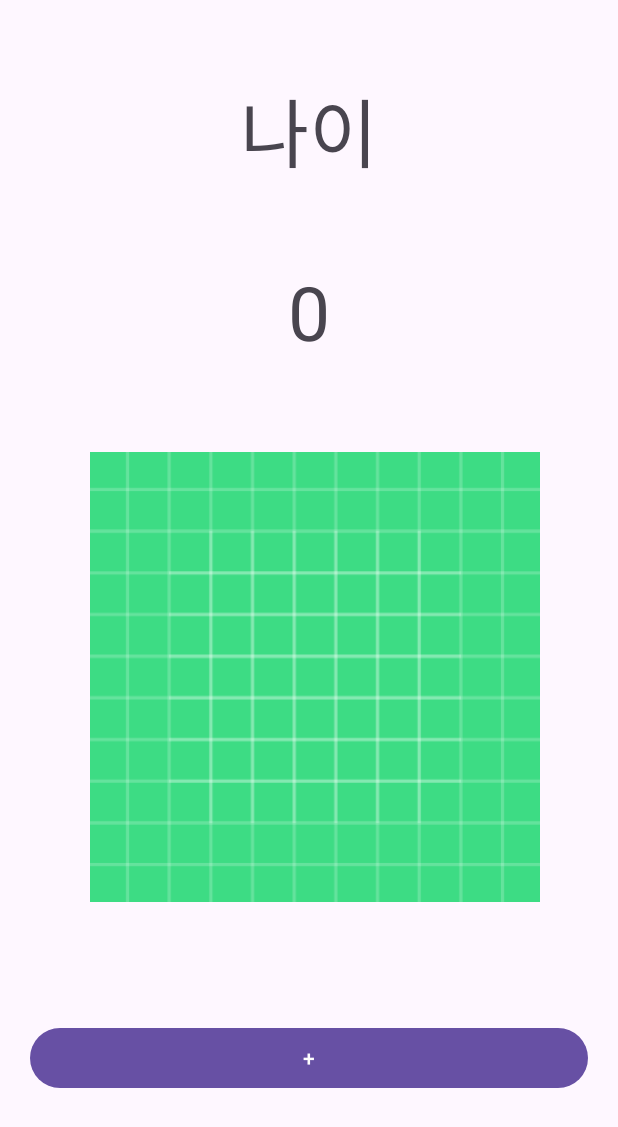
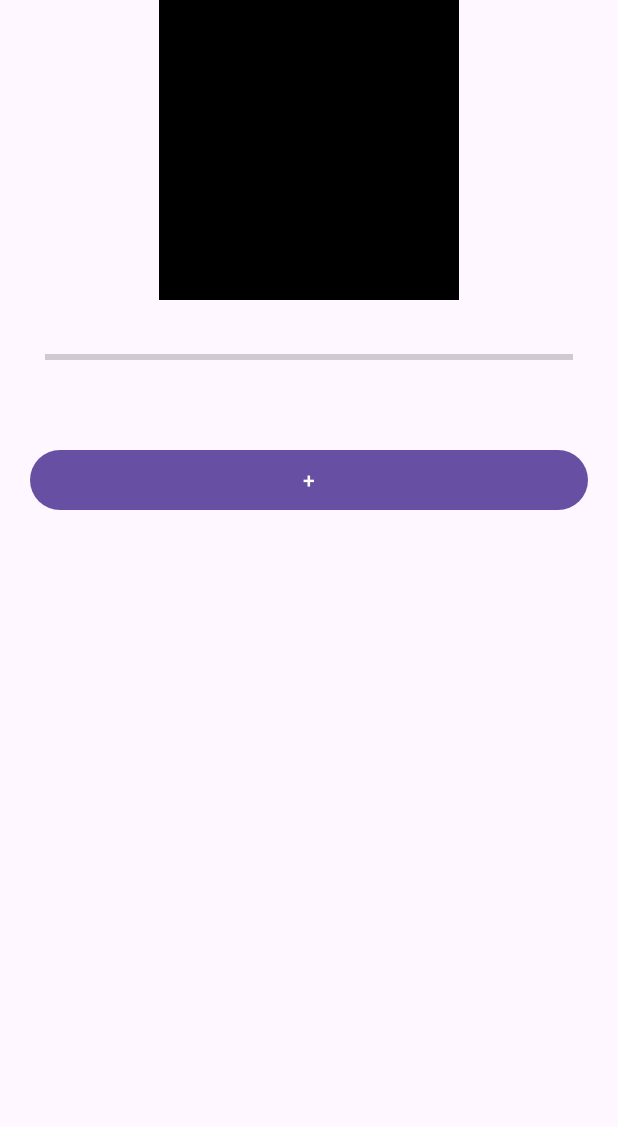
Before and after one commit to kyungsik-kim92/JetpackPractice, an Android app: the screen it shows after launch (MainActivity), on a phone screen of 412 x 824 dp. Shown: the top 1127 px of the screen. Run offline under Robolectric (Android 15) with nearby library versions, the phone set to English and light mode, and no system bars; our stand-ins replace data binding.

Commit message:
데이터바인딩 + 바인딩어댑터 프로그래스바.

```diff
--- a/databindingpractice/build.gradle.kts
+++ b/databindingpractice/build.gradle.kts
@@ -49,4 +49,9 @@ dependencies {
     testImplementation("junit:junit:4.13.2")
     androidTestImplementation("androidx.test.ext:junit:1.1.5")
     androidTestImplementation("androidx.test.espresso:espresso-core:3.5.1")
+
+
+    implementation("androidx.lifecycle:lifecycle-livedata:2.6.2")
+
+
 }
--- a/databindingpractice/src/main/java/com/example/databindingpractice/BindingAdapter.kt
+++ b/databindingpractice/src/main/java/com/example/databindingpractice/BindingAdapter.kt
@@ -1,26 +1,19 @@
 package com.example.databindingpractice
 
+import android.graphics.Color
 import android.widget.ImageView
 import android.widget.TextView
 import androidx.databinding.BindingAdapter
 
 
-@BindingAdapter("myAge")
-fun myAgeSetting(view : TextView, age : Int) {
+@BindingAdapter("myProgress")
+fun myProgressSetting(view : ImageView, myPointType: MyPointType) {
 
-    if(age > 20) {
-        view.text= age.toString() + "보다 많음"
-    } else {
-        view.text= age.toString()
+    when(myPointType) {
+        MyPointType.BIG -> {view.setColorFilter(Color.parseColor("#ff4040"))}
+        MyPointType.MIDDLE -> {view.setColorFilter(Color.parseColor("#fa8072"))}
+        MyPointType.SMALL -> {view.setColorFilter(Color.parseColor("#ffb6c1"))}
+        MyPointType.VERY_SMALL -> {view.setColorFilter(Color.parseColor("#000000"))}
     }
 
 }
-
-@BindingAdapter("myImg")
-fun myImageSetting(view : ImageView, age : Int) {
-
-    if(age > 20) {
-        view.setImageResource(R.drawable.ic_launcher_foreground)
-    }
-
-}
--- a/databindingpractice/src/main/java/com/example/databindingpractice/MainViewModel.kt
+++ b/databindingpractice/src/main/java/com/example/databindingpractice/MainViewModel.kt
@@ -1,16 +1,41 @@
 package com.example.databindingpractice
 
+import androidx.lifecycle.LiveData
 import androidx.lifecycle.MutableLiveData
 import androidx.lifecycle.ViewModel
+import androidx.lifecycle.map
+
 
 class MainViewModel : ViewModel() {
 
 
-    var mutableAge = MutableLiveData(0)
+    private val _point = MutableLiveData(0)
 
-    fun plus() {
+    val point : LiveData<Int> = _point
 
-        mutableAge.value= mutableAge.value?.plus(1)
+
+    val myPointType : LiveData<MyPointType> = _point.map{
+
+        when {
+            it> 80 -> {MyPointType.BIG}
+            it> 50 -> {MyPointType.MIDDLE}
+            it> 30 -> {MyPointType.SMALL}
+            else -> {MyPointType.VERY_SMALL}
+        }
 
     }
+
+    fun pointPlus(){
+        _point.value= _point.value?.plus(10)
+    }
+
 }
+
+// 4가지 -> BIG / MIDDLE / SMALL / VERY_SMALL
+// 몇가지 타입으로 고정해서 사용하고 싶을 때
+enum class MyPointType {
+    BIG,
+    MIDDLE,
+    SMALL,
+    VERY_SMALL
+}
--- a/databindingpractice/src/main/res/layout/activity_main.xml
+++ b/databindingpractice/src/main/res/layout/activity_main.xml
@@ -17,48 +17,28 @@
         <LinearLayout
             android:layout_width="match_parent"
             android:layout_height="match_parent"
+            tools:context=".MainActivity"
             android:orientation="vertical">
 
+            <ImageView
+                android:layout_width="200dp"
+                android:layout_height="200dp"
+                myProgress="@{vm.myPointType}"
+                android:src="@drawable/ic_launcher_background"
+                android:layout_gravity="center"/>
 
-            <TextView
-                android:text="나이"
-                android:gravity="center"
+            <ProgressBar
                 android:layout_width="match_parent"
                 android:layout_height="wrap_content"
-                android:layout_marginTop="50dp"
-                android:textSize="50sp"/>
-
-            <!--            <TextView-->
-            <!--                android:id="@+id/ageArea"-->
-            <!--                android:text="@{Integer.toString(vm.mutableAge)}"-->
-            <!--                android:layout_width="match_parent"-->
-            <!--                android:layout_height="wrap_content"-->
-            <!--                android:textSize="50sp"-->
-            <!--                android:gravity="center"-->
-            <!--                android:layout_marginTop="50dp"/>-->
-
-            <TextView
-                android:id="@+id/ageArea"
-                myAge="@{vm.mutableAge}"
-                android:layout_width="match_parent"
-                android:layout_height="wrap_content"
-                android:textSize="50sp"
-                android:gravity="center"
-                android:layout_marginTop="50dp"/>
-
-            <ImageView
-                android:id="@+id/imgArea"
-                android:layout_width="300dp"
-                android:layout_height="300dp"
-                android:layout_margin="60dp"
-                myImg="@{vm.mutableAge}"
-                android:src="@drawable/ic_launcher_background"/>
+                android:progress="@{vm.point}"
+                style="@style/Widget.AppCompat.ProgressBar.Horizontal"
+                android:layout_margin="30dp"/>
 
             <Button
                 android:id="@+id/plus"
-                android:onClick="@{() -> vm.plus()}"
+                android:text="+"
+                android:onClick="@{() -> vm.pointPlus()}"
                 android:layout_margin="20dp"
-                android:text="+"
                 android:layout_width="match_parent"
                 android:layout_height="wrap_content"/>
 
```
